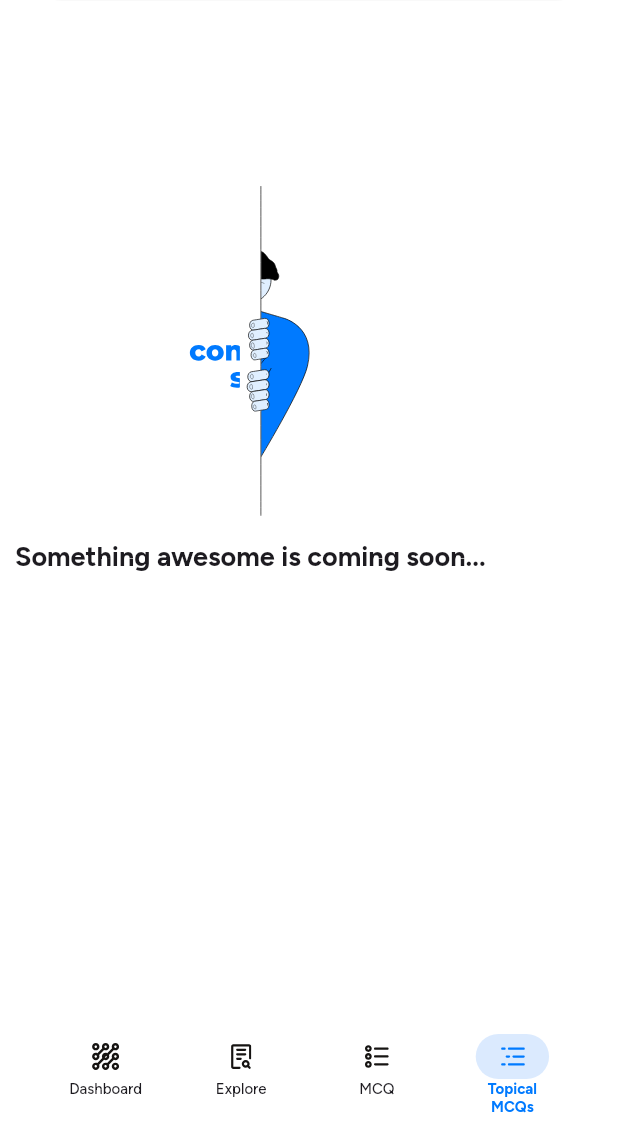
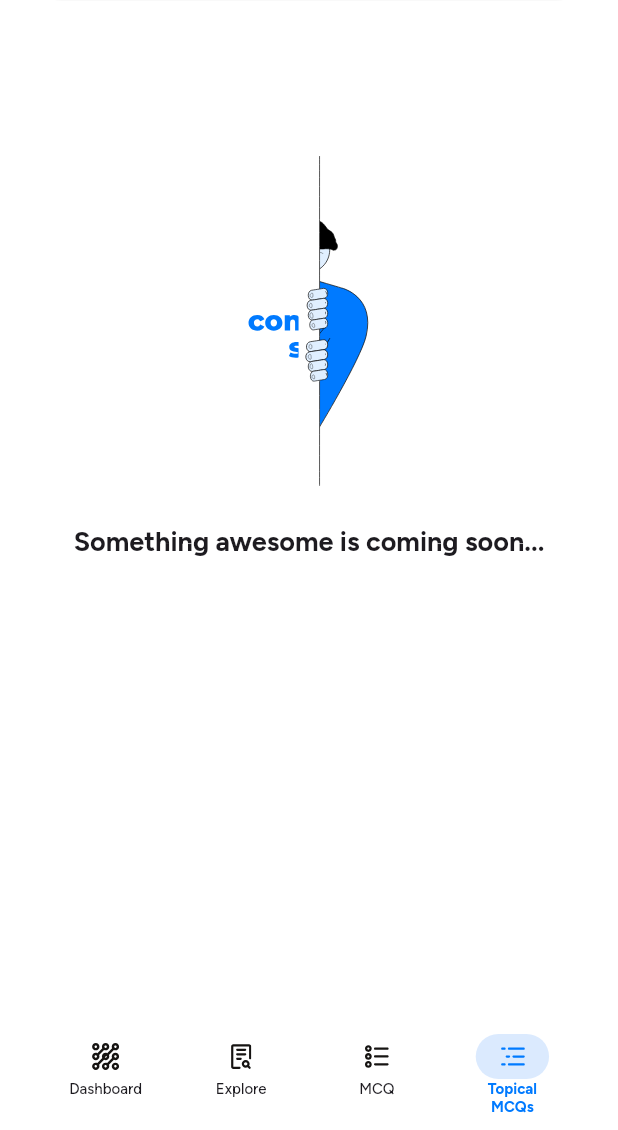
Before and after one commit to myedupal/edupals-flutter, a Flutter app: the Navbar screen opened by its route, item 4 of the bottom bar chosen, on a phone screen of 412 x 824 dp, the part 106-1236 px from its top. Run offline on Flutter 3.47's test engine with Material 3 defaults, Android fonts, the phone set to English and light mode, and no system bars; our stand-ins replace cached_network_image, card_loading, dio, firebase_core, flutter_dotenv, flutter_secure_storage and 8 more; missing offline and left inert: flutter_inappwebview, sui, ua_client_hints, universal_html, zklogin; accounts and stored records are empty; network calls fail; statements that could not run were skipped; project files that could hold a hidden picture were left out.

Commit message:
Fix mobile responsive

```diff
--- a/lib/core/components/navbar.dart
+++ b/lib/core/components/navbar.dart
@@ -50,7 +50,9 @@ class Navbar extends GetView<MainController> {
                       const EdgeInsets.symmetric(
                           horizontal: AppValues.double10))),
               if (context.isPhonePortrait) navChild(context),
-            ].rowToColumn(isActive: context.isPhonePortrait)),
+            ].rowToColumn(
+                    isActive: context.isPhonePortrait,
+                    columnCrossAlignment: CrossAxisAlignment.center)),
           ],
         )
             .scaffoldWrapper(
--- a/lib/features/mcq/presentation/view/screen/topical_mcq_view.dart
+++ b/lib/features/mcq/presentation/view/screen/topical_mcq_view.dart
@@ -1,5 +1,6 @@
 import 'package:edupals/core/components/image_asset_view.dart';
 import 'package:edupals/core/extensions/context_extensions.dart';
+import 'package:edupals/core/extensions/view_extensions.dart';
 import 'package:edupals/core/values/app_assets.dart';
 import 'package:edupals/core/values/app_text_style.dart';
 import 'package:edupals/core/values/app_values.dart';
@@ -14,7 +15,7 @@ class TopicalMcqView extends StatelessWidget {
     return Column(
       children: [
         const SizedBox(
-          height: AppValues.double100,
+          height: AppValues.double80,
         ),
         ImageAssetView(
           fileName: AppAssets.comingSoonLottie,
@@ -23,7 +24,8 @@ class TopicalMcqView extends StatelessWidget {
         Text(
           "Something awesome is coming soon...",
           style: MyTextStyle.l.bold,
-        )
+          textAlign: TextAlign.center,
+        ).padding(const EdgeInsets.only(top: AppValues.double10))
       ],
     );
   }
```
